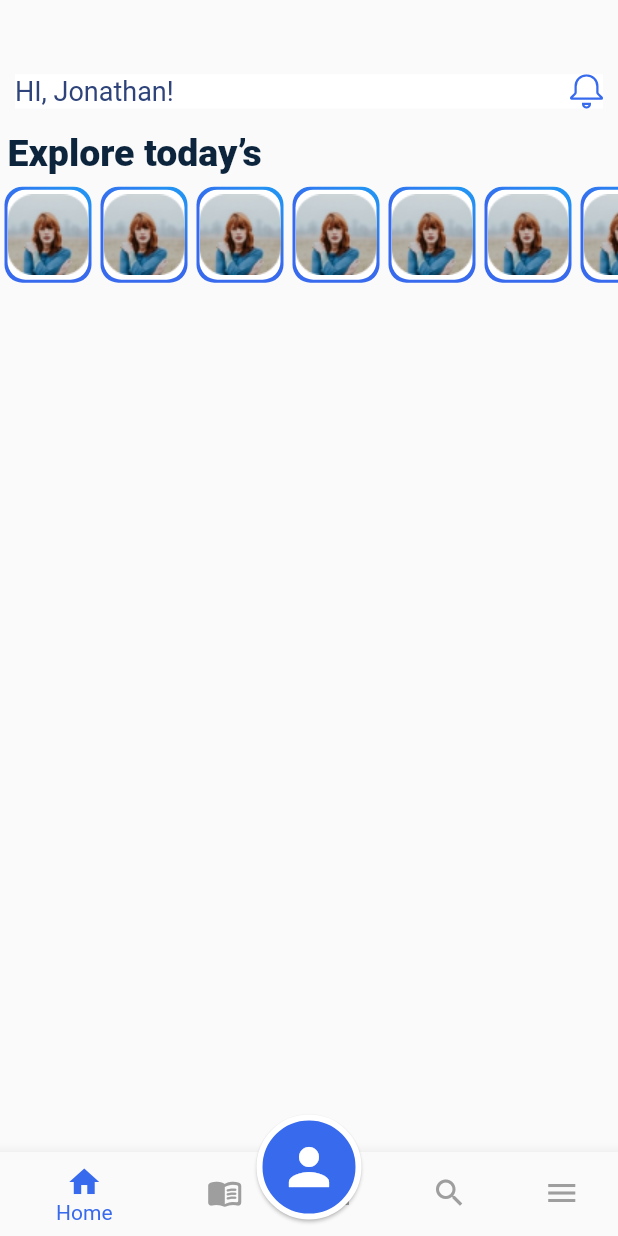
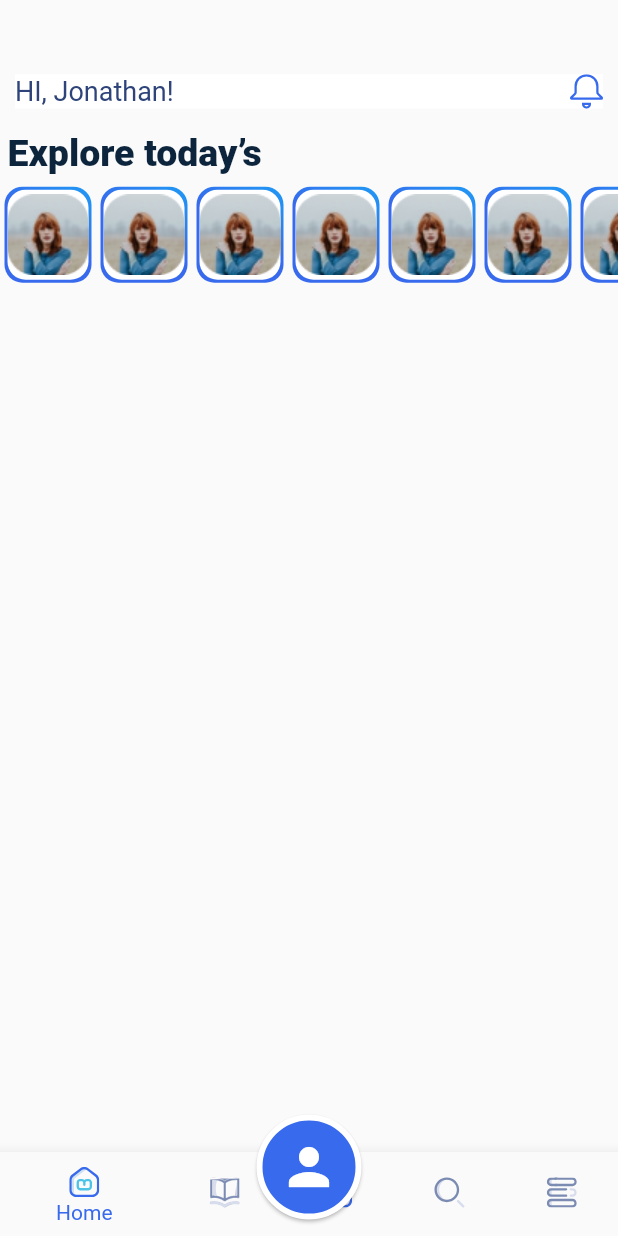
Before and after one commit to arunjewel/blogging_application, a Flutter app: the HomePage screen opened directly, on a phone screen of 412 x 824 dp. Run offline on Flutter 3.47's test engine with Material 2 defaults, Android fonts, the phone set to English and light mode, and no system bars; our stand-ins replace flutter_svg, google_fonts; Roboto replaces fonts that are missing (Tajawal).

Commit message:
home page ui bottom nav icons update

```diff
--- a/lib/core/constants.dart
+++ b/lib/core/constants.dart
@@ -14,6 +14,11 @@ const userDemoDP2="assets/images/user2.png";
 const userDemoDP3="assets/images/user3.png";
 const userDemoDP4="assets/images/user4.png";
 const notificationIcon="assets/icons/notification.svg";
+const homeIcon="assets/icons/Home.svg";
+const articleIcon="assets/icons/Articles.svg";
+const searchIcon="assets/icons/Search.svg";
+const menuIcon="assets/icons/Menu.svg";
+
 ///Text Styles
 final mainTextStyle = GoogleFonts.tajawal();
 
--- a/lib/ui/screens/home_page/widgets/bottom_nav_bar_widget.dart
+++ b/lib/ui/screens/home_page/widgets/bottom_nav_bar_widget.dart
@@ -1,6 +1,8 @@
 import 'package:flutter/material.dart';
 
 import '../../../../core/colors.dart';
+import '../../../../core/constants.dart';
+import 'svg_icon_widget.dart';
 
 
 
@@ -27,16 +29,16 @@ class BottomNavBarWidget extends StatelessWidget {
                 color: themeMainColor,
               ),
               unselectedIconTheme: const IconThemeData(color: Colors.grey),
-              items: const [
-                BottomNavigationBarItem(icon: Icon(Icons.home), label: "Home"),
+              items:  const [
+                BottomNavigationBarItem(icon: SvgIconWidget(iconPath: homeIcon), label: "Home"),
                 BottomNavigationBarItem(
-                    icon: Icon(Icons.menu_book_rounded), label: "Article"),
+                    icon: SvgIconWidget(iconPath: articleIcon), label: "Article"),
                 BottomNavigationBarItem(
-                    icon: Icon(Icons.person), label: ""),
+                    icon:SvgIconWidget(iconPath: homeIcon), label: ""),
                 BottomNavigationBarItem(
-                    icon: Icon(Icons.search), label: "Search"),
+                    icon:SvgIconWidget(iconPath: searchIcon), label: "Search"),
                 BottomNavigationBarItem(
-                    icon: Icon(Icons.menu), label: "Menu"),
+                    icon: SvgIconWidget(iconPath: menuIcon), label: "Menu"),
               ]);
         });
   }
--- /dev/null
+++ b/lib/ui/screens/home_page/widgets/svg_icon_widget.dart
@@ -0,0 +1,15 @@
+import 'package:flutter/material.dart';
+import 'package:flutter_svg/svg.dart';
+class SvgIconWidget extends StatelessWidget {
+  final String iconPath;
+  const SvgIconWidget({
+    Key? key,required this.iconPath
+  }) : super(key: key);
+
+  @override
+  Widget build(BuildContext context) {
+    return SvgPicture.asset(
+      iconPath,
+    );
+  }
+}
--- a/pubspec.yaml
+++ b/pubspec.yaml
@@ -19,6 +19,9 @@ dependencies:
   cupertino_icons: ^1.0.2
   flutter_svg: ^1.0.3
   google_fonts: ^2.3.1
+  bloc: ^8.0.3
+  equatable: ^2.0.3
+  flutter_bloc: ^8.0.1
 
 dev_dependencies:
   flutter_test:
```
Also changed, not shown: pubspec.lock.
